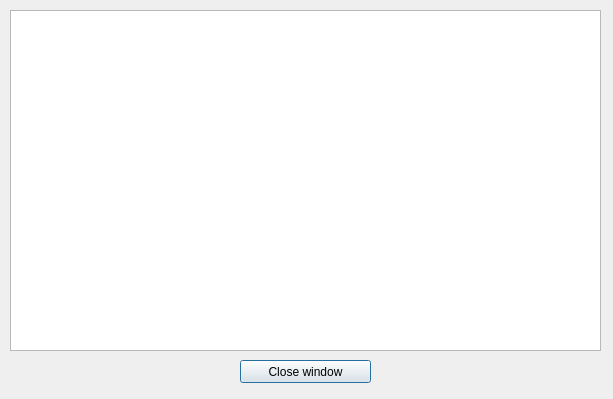
The window that outputwindow.ui (pcb2gcode/pcb2gcodeGUI) describes before a commit, drawn with Qt 5.
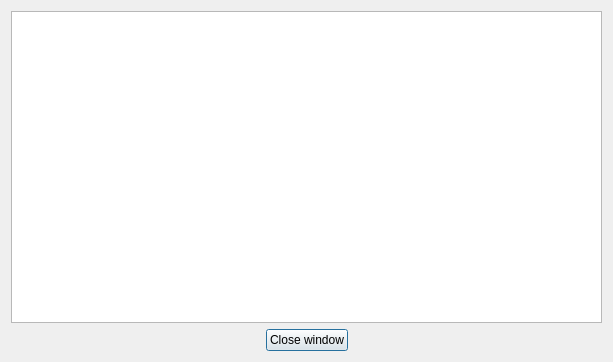
The same window after the commit.

What changed in the file:
```diff
--- a/outputwindow.ui
+++ b/outputwindow.ui
@@ -7,35 +7,54 @@
     <x>0</x>
     <y>0</y>
     <width>613</width>
-    <height>399</height>
+    <height>362</height>
    </rect>
   </property>
   <property name="windowTitle">
    <string>Dialog</string>
   </property>
-  <widget class="QPushButton" name="killClosePushButton">
-   <property name="geometry">
-    <rect>
-     <x>240</x>
-     <y>360</y>
-     <width>131</width>
-     <height>23</height>
-    </rect>
-   </property>
-   <property name="text">
-    <string>Close window</string>
-   </property>
-  </widget>
-  <widget class="QPlainTextEdit" name="outputPlainTextEdit">
-   <property name="geometry">
-    <rect>
-     <x>10</x>
-     <y>10</y>
-     <width>591</width>
-     <height>341</height>
-    </rect>
-   </property>
-  </widget>
+  <layout class="QVBoxLayout" name="verticalLayout">
+   <item>
+    <widget class="QPlainTextEdit" name="outputPlainTextEdit"/>
+   </item>
+   <item>
+    <layout class="QHBoxLayout" name="horizontalLayout">
+     <item>
+      <spacer name="horizontalSpacer">
+       <property name="orientation">
+        <enum>Qt::Horizontal</enum>
+       </property>
+       <property name="sizeHint" stdset="0">
+        <size>
+         <width>40</width>
+         <height>20</height>
+        </size>
+       </property>
+      </spacer>
+     </item>
+     <item>
+      <widget class="QPushButton" name="killClosePushButton">
+       <property name="text">
+        <string>Close window</string>
+       </property>
+      </widget>
+     </item>
+     <item>
+      <spacer name="horizontalSpacer_2">
+       <property name="orientation">
+        <enum>Qt::Horizontal</enum>
+       </property>
+       <property name="sizeHint" stdset="0">
+        <size>
+         <width>40</width>
+         <height>20</height>
+        </size>
+       </property>
+      </spacer>
+     </item>
+    </layout>
+   </item>
+  </layout>
  </widget>
  <resources/>
  <connections/>
```
